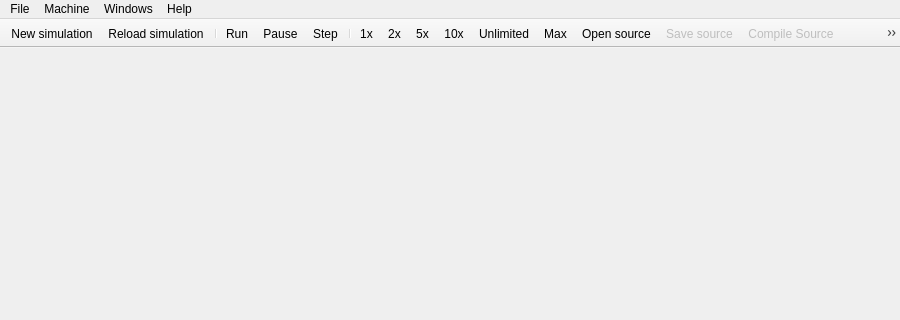
cvut/qtrvsim, file qtmips_gui/MainWindow.ui: the form before one commit; both pictures show x 0 to 900 and y 0 to 320 of the 900 by 600 pixel window.
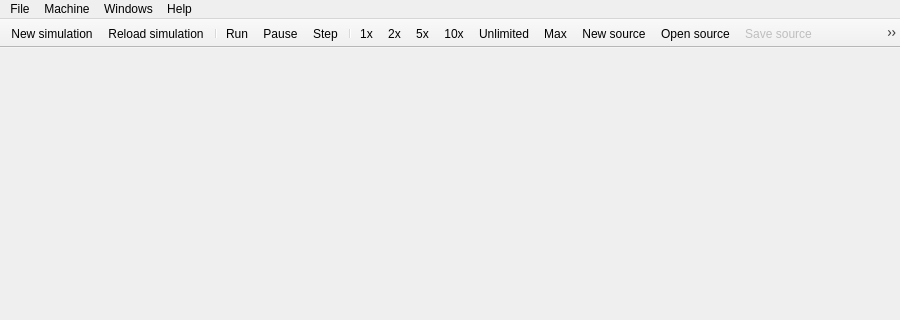
The form after the commit. Icons and pictures are not drawn.

Commit message: Include actions New source and Close source on toolbar.

The edit to the form file:
```diff
--- a/qtmips_gui/MainWindow.ui
+++ b/qtmips_gui/MainWindow.ui
@@ -148,8 +148,10 @@
    <addaction name="ips10"/>
    <addaction name="ipsUnlimited"/>
    <addaction name="ipsMax"/>
+   <addaction name="actionNew"/>
    <addaction name="actionOpen"/>
    <addaction name="actionSave"/>
+   <addaction name="actionClose"/>
    <addaction name="actionCompileSource"/>
    <addaction name="actionBuildExe"/>
   </widget>
```
